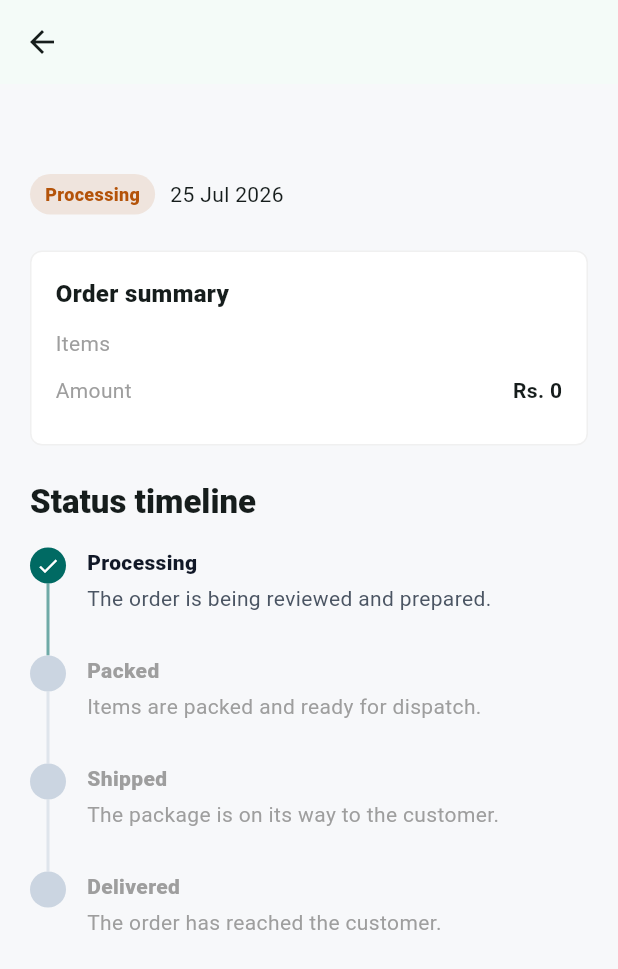
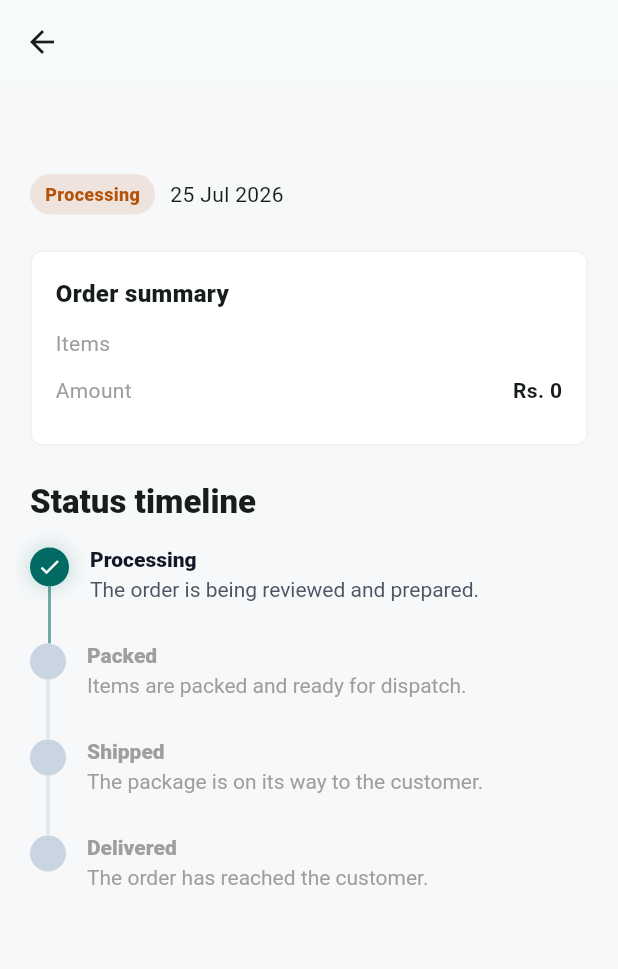
Before and after one commit to supreethraj13/Digital_Heroes_Internship_Task_Kit, a Flutter app: the OrderDetailScreen screen opened directly with empty values, on a phone screen of 412 x 824 dp. Shown: the top 969 px of the screen. Run offline on Flutter 3.47's test engine with Material 3 defaults, Android fonts, the phone set to English and light mode, and no system bars; our stand-ins replace connectivity_plus, flutter_bloc; network calls fail.

Commit message:
added animations and better ui

```diff
--- a/lib/features/orders/presentation/widgets/order_timeline.dart
+++ b/lib/features/orders/presentation/widgets/order_timeline.dart
@@ -2,26 +2,53 @@ import 'package:flutter/material.dart';
 
 import '../../domain/entities/order.dart';
 
-class OrderTimeline extends StatelessWidget {
+class OrderTimeline extends StatefulWidget {
   const OrderTimeline({required this.status, super.key});
 
   final OrderStatus status;
 
   @override
+  State<OrderTimeline> createState() => _OrderTimelineState();
+}
+
+class _OrderTimelineState extends State<OrderTimeline> {
+  int _visibleStep = -1;
+
+  @override
+  void initState() {
+    super.initState();
+    _playTimeline();
+  }
+
+  void _playTimeline() {
+    final completedCount = widget.status == OrderStatus.cancelled
+        ? 2
+        : widget.status.timelineIndex + 1;
+
+    for (var i = 0; i < completedCount; i++) {
+      Future<void>.delayed(Duration(milliseconds: 180 + i * 220), () {
+        if (mounted) {
+          setState(() => _visibleStep = i);
+        }
+      });
+    }
+  }
+
+  @override
   Widget build(BuildContext context) {
-    if (status == OrderStatus.cancelled) {
-      return const Column(
+    if (widget.status == OrderStatus.cancelled) {
+      return Column(
         children: [
           TimelineStep(
             title: 'Order placed',
             subtitle: 'The order was received by the store.',
-            isComplete: true,
+            isComplete: _visibleStep >= 0,
             isLast: false,
           ),
           TimelineStep(
             title: 'Cancelled',
             subtitle: 'The order was cancelled before fulfillment.',
-            isComplete: true,
+            isComplete: _visibleStep >= 1,
             isLast: true,
             color: Color(0xFFB91C1C),
           ),
@@ -42,7 +69,7 @@ class OrderTimeline extends StatelessWidget {
           TimelineStep(
             title: steps[i].$1,
             subtitle: steps[i].$2,
-            isComplete: i <= status.timelineIndex,
+            isComplete: i <= widget.status.timelineIndex && i <= _visibleStep,
             isLast: i == steps.length - 1,
           ),
       ],
@@ -70,6 +97,8 @@ class TimelineStep extends StatelessWidget {
   Widget build(BuildContext context) {
     final activeColor = color ?? Theme.of(context).colorScheme.primary;
     final stepColor = isComplete ? activeColor : const Color(0xFFCBD5E1);
+    final textColor = isComplete ? const Color(0xFF111827) : Colors.grey;
+    final subtitleColor = isComplete ? const Color(0xFF4B5563) : Colors.grey;
 
     return IntrinsicHeight(
       child: Row(
@@ -77,21 +106,42 @@ class TimelineStep extends StatelessWidget {
         children: [
           Column(
             children: [
-              Container(
-                width: 24,
-                height: 24,
+              AnimatedContainer(
+                width: isComplete ? 26 : 24,
+                height: isComplete ? 26 : 24,
+                duration: const Duration(milliseconds: 260),
+                curve: Curves.easeOutBack,
                 decoration: BoxDecoration(
                   color: stepColor,
                   shape: BoxShape.circle,
+                  boxShadow: isComplete
+                      ? [
+                          BoxShadow(
+                            color: activeColor.withValues(alpha: 0.22),
+                            blurRadius: 10,
+                            spreadRadius: 1,
+                          ),
+                        ]
+                      : null,
                 ),
-                child: isComplete
-                    ? const Icon(Icons.check, color: Colors.white, size: 16)
-                    : null,
+                child: AnimatedSwitcher(
+                  duration: const Duration(milliseconds: 180),
+                  child: isComplete
+                      ? const Icon(
+                          Icons.check,
+                          key: ValueKey('complete'),
+                          color: Colors.white,
+                          size: 16,
+                        )
+                      : const SizedBox(key: ValueKey('pending')),
+                ),
               ),
               if (!isLast)
                 Expanded(
-                  child: Container(
+                  child: AnimatedContainer(
                     width: 2,
+                    duration: const Duration(milliseconds: 260),
+                    curve: Curves.easeOut,
                     color: stepColor.withValues(alpha: 0.55),
                   ),
                 ),
@@ -104,19 +154,23 @@ class TimelineStep extends StatelessWidget {
               child: Column(
                 crossAxisAlignment: CrossAxisAlignment.start,
                 children: [
-                  Text(
-                    title,
+                  AnimatedDefaultTextStyle(
+                    duration: const Duration(milliseconds: 220),
+                    curve: Curves.easeOut,
                     style: TextStyle(
                       fontWeight: FontWeight.w800,
-                      color: isComplete ? const Color(0xFF111827) : Colors.grey,
+                      color: textColor,
                     ),
+                    child: Text(title),
                   ),
                   const SizedBox(height: 4),
-                  Text(
-                    subtitle,
+                  AnimatedDefaultTextStyle(
+                    duration: const Duration(milliseconds: 220),
+                    curve: Curves.easeOut,
                     style: TextStyle(
-                      color: isComplete ? const Color(0xFF4B5563) : Colors.grey,
+                      color: subtitleColor,
                     ),
+                    child: Text(subtitle),
                   ),
                 ],
               ),
```
Also changed, not shown: lib/features/orders/presentation/widgets/order_card.dart (+107 -38 lines).
